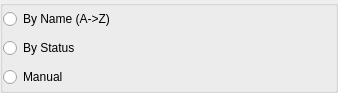
Above: src/plugins/rostersview/rostercontactorderoptions.ui from silvansky/Contacts before the change. Below: the same form after it.
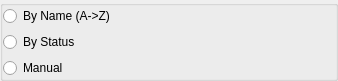
That is the form after the change.

```diff
--- a/src/plugins/rostersview/rostercontactorderoptions.ui
+++ b/src/plugins/rostersview/rostercontactorderoptions.ui
@@ -7,7 +7,7 @@
     <x>0</x>
     <y>0</y>
     <width>338</width>
-    <height>93</height>
+    <height>65</height>
    </rect>
   </property>
   <layout class="QVBoxLayout" name="verticalLayout">
```
